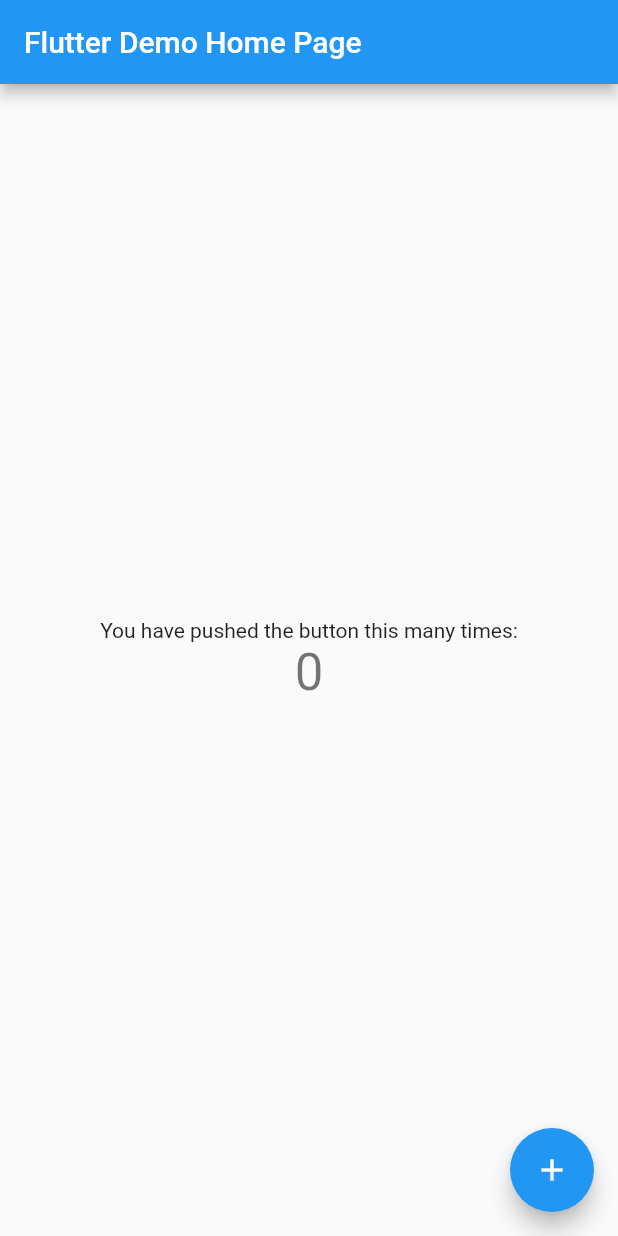
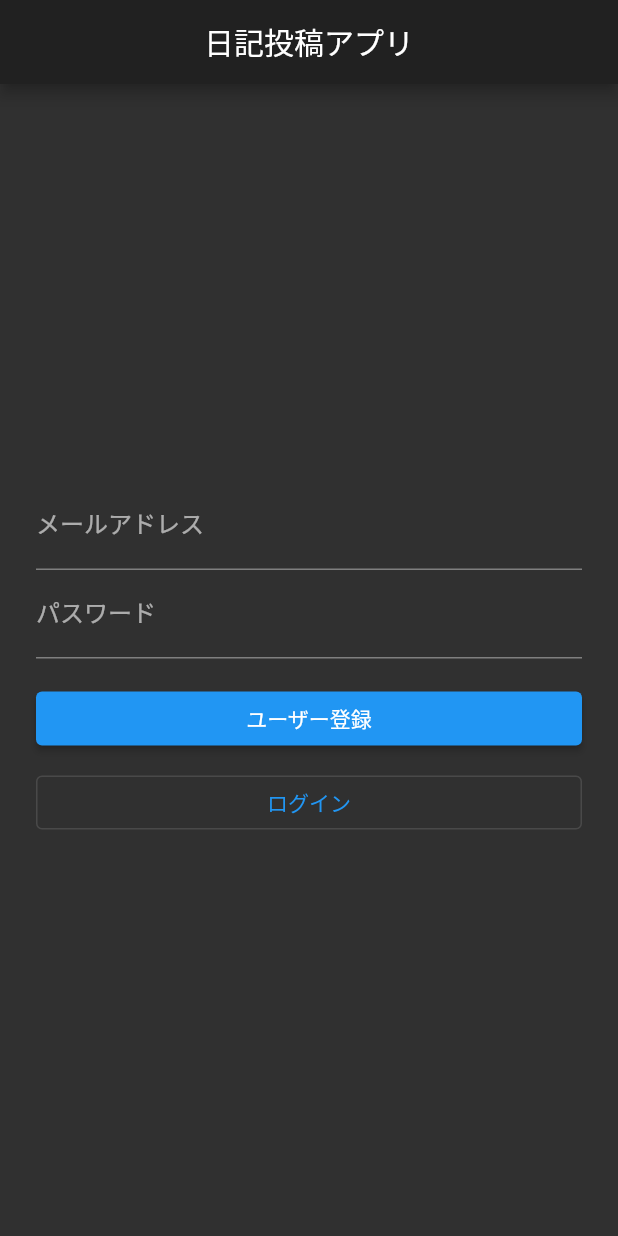
Before and after one commit to NaoyaOgura0828/new_diary, a Flutter app: the screen it shows after launch, on a phone screen of 412 x 824 dp. Run offline on Flutter 3.47's test engine with Material 2 defaults, Android fonts, the phone set to English and light mode, and no system bars; our stand-ins replace firebase_auth, firebase_core, firebase_storage, image_picker; accounts and stored records are empty.

Commit message:
ログインページの完成

```diff
--- a/lib/main.dart
+++ b/lib/main.dart
@@ -1,113 +1,127 @@
 import 'package:flutter/material.dart';
+import 'dart:io';
 
-void main() {
-  runApp(MyApp());
+import 'package:firebase_core/firebase_core.dart';
+import 'package:firebase_auth/firebase_auth.dart';
+import 'package:firebase_storage/firebase_storage.dart';
+
+import 'package:image_picker/image_picker.dart';
+
+
+void main() => runApp(MyApp());
+
+class MyApp extends StatefulWidget {
+  @override
+  _MyAppState createState() => _MyAppState();
 }
 
-class MyApp extends StatelessWidget {
-  // This widget is the root of your application.
+class _MyAppState extends State<MyApp> {
   @override
   Widget build(BuildContext context) {
     return MaterialApp(
-      title: 'Flutter Demo',
-      theme: ThemeData(
-        // This is the theme of your application.
-        //
-        // Try running your application with "flutter run". You'll see the
-        // application has a blue toolbar. Then, without quitting the app, try
-        // changing the primarySwatch below to Colors.green and then invoke
-        // "hot reload" (press "r" in the console where you ran "flutter run",
-        // or simply save your changes to "hot reload" in a Flutter IDE).
-        // Notice that the counter didn't reset back to zero; the application
-        // is not restarted.
-        primarySwatch: Colors.blue,
-      ),
-      home: MyHomePage(title: 'Flutter Demo Home Page'),
+      title: '日記投稿アプリ',
+      theme: ThemeData.dark(),
+      home: Authy(),
     );
   }
 }
 
-class MyHomePage extends StatefulWidget {
-  MyHomePage({Key? key, required this.title}) : super(key: key);
 
-  // This widget is the home page of your application. It is stateful, meaning
-  // that it has a State object (defined below) that contains fields that affect
-  // how it looks.
-
-  // This class is the configuration for the state. It holds the values (in this
-  // case the title) provided by the parent (in this case the App widget) and
-  // used by the build method of the State. Fields in a Widget subclass are
-  // always marked "final".
-
-  final String title;
-
+class Authy extends StatefulWidget {
+  /* 認証機能 */
   @override
-  _MyHomePageState createState() => _MyHomePageState();
+  _AuthyState createState() => _AuthyState();
 }
 
-class _MyHomePageState extends State<MyHomePage> {
-  int _counter = 0;
-
-  void _incrementCounter() {
-    setState(() {
-      // This call to setState tells the Flutter framework that something has
-      // changed in this State, which causes it to rerun the build method below
-      // so that the display can reflect the updated values. If we changed
-      // _counter without calling setState(), then the build method would not be
-      // called again, and so nothing would appear to happen.
-      _counter++;
-    });
-  }
+class _AuthyState extends State<Authy> {
+  String email = ''; // メールアドレス
+  String password = ''; // パスワード
 
   @override
   Widget build(BuildContext context) {
-    // This method is rerun every time setState is called, for instance as done
-    // by the _incrementCounter method above.
-    //
-    // The Flutter framework has been optimized to make rerunning build methods
-    // fast, so that you can just rebuild anything that needs updating rather
-    // than having to individually change instances of widgets.
     return Scaffold(
       appBar: AppBar(
-        // Here we take the value from the MyHomePage object that was created by
-        // the App.build method, and use it to set our appbar title.
-        title: Text(widget.title),
+        title: Text('日記投稿アプリ'),
+        centerTitle: true,
       ),
-      body: Center(
-        // Center is a layout widget. It takes a single child and positions it
-        // in the middle of the parent.
-        child: Column(
-          // Column is also a layout widget. It takes a list of children and
-          // arranges them vertically. By default, it sizes itself to fit its
-          // children horizontally, and tries to be as tall as its parent.
-          //
-          // Invoke "debug painting" (press "p" in the console, choose the
-          // "Toggle Debug Paint" action from the Flutter Inspector in Android
-          // Studio, or the "Toggle Debug Paint" command in Visual Studio Code)
-          // to see the wireframe for each widget.
-          //
-          // Column has various properties to control how it sizes itself and
-          // how it positions its children. Here we use mainAxisAlignment to
-          // center the children vertically; the main axis here is the vertical
-          // axis because Columns are vertical (the cross axis would be
-          // horizontal).
-          mainAxisAlignment: MainAxisAlignment.center,
-          children: <Widget>[
-            Text(
-              'You have pushed the button this many times:',
-            ),
-            Text(
-              '$_counter',
-              style: Theme.of(context).textTheme.headline4,
-            ),
-          ],
+
+      body: Container(
+        padding: EdgeInsets.all(24.0),
+        child: Center(
+          child: Column(
+            mainAxisAlignment: MainAxisAlignment.center,
+            children:<Widget> [
+
+              TextFormField(
+                /* メールアドレスの入力フォーム */
+                decoration: InputDecoration(labelText: 'メールアドレス'),
+                onChanged: (String value) {
+                  setState(() {
+                    email = value;
+                  });
+                },
+              ),
+
+              TextFormField(
+                /* パスワードの入力フォーム */
+                decoration: InputDecoration(labelText: 'パスワード'),
+                onChanged: (String value) {
+                  setState(() {
+                    password = value;
+                  });
+                },
+              ),
+
+              const SizedBox(height: 16.0),
+
+              Container(
+                /* ユーザー登録ボタン */
+                width: double.infinity,
+                child: ElevatedButton(
+                  child: Text('ユーザー登録'),
+                  onPressed: () async {
+                    final FirebaseAuth auth = FirebaseAuth.instance;
+                    await auth.createUserWithEmailAndPassword(
+                        email: email,
+                        password: password,
+                    );
+
+                    /*await Navigator.of(context).pushReplacement(
+                        MaterialPageRoute(builder: (context) {
+                          return DiaryList;
+                        }),
+                    );*/
+
+                  },
+                ),
+              ),
+
+              const SizedBox(height: 8),
+
+              Container(
+                /* ログインボタン */
+                width: double.infinity,
+                child: OutlinedButton(
+                  child: Text('ログイン'),
+                    onPressed: () async {
+                      final FirebaseAuth auth = FirebaseAuth.instance;
+                      await auth.signInWithEmailAndPassword(
+                          email: email,
+                          password: password,
+                      );
+                      /*await Navigator.of(context).pushReplacement(
+                        MaterialPageRoute(builder: (context) {
+                          return DiaryList;
+                        }),
+                      );*/
+
+                    },
+              ),
+              )
+            ],
+          ),
         ),
       ),
-      floatingActionButton: FloatingActionButton(
-        onPressed: _incrementCounter,
-        tooltip: 'Increment',
-        child: Icon(Icons.add),
-      ), // This trailing comma makes auto-formatting nicer for build methods.
     );
   }
 }
```
